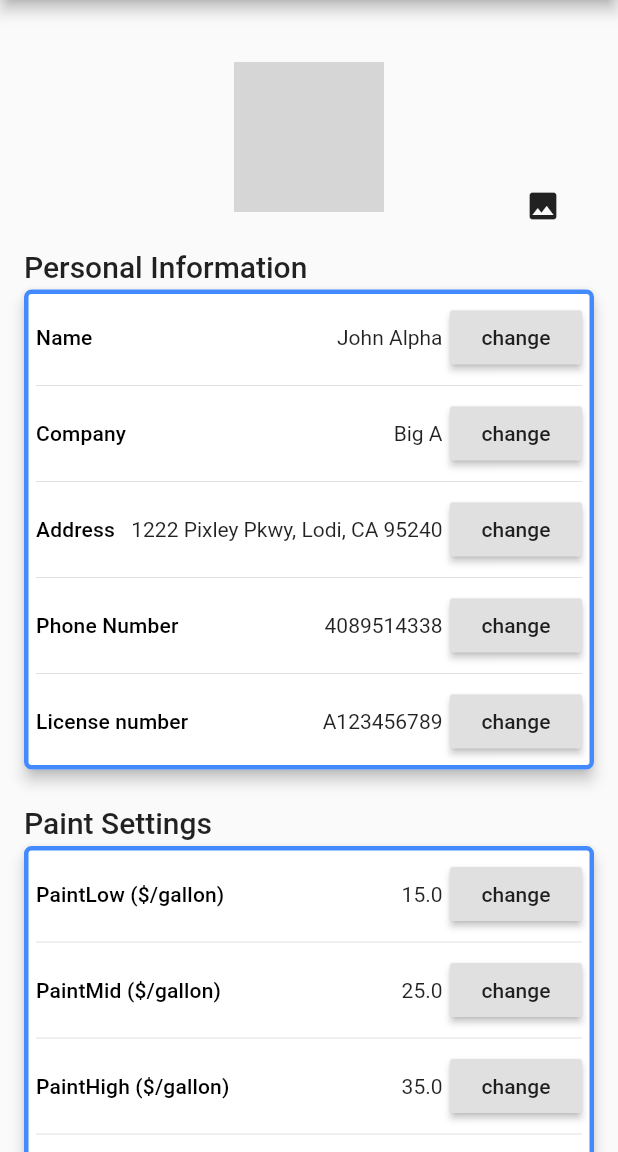
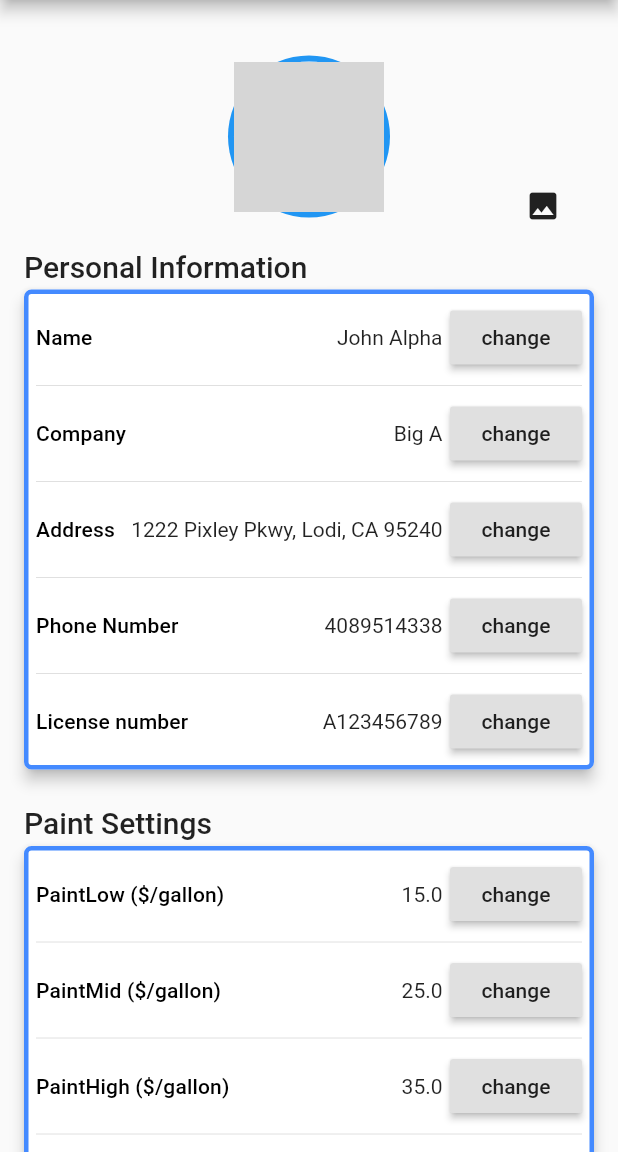
Before and after one commit to tpalecek1/project_estimator, a Flutter app: the UserSetting screen opened by its route, after a tap on the "photo" icon, on a phone screen of 412 x 824 dp, the part 84-1236 px from its top. Run offline on Flutter 3.47's test engine with Material 2 defaults, Android fonts, the phone set to English and light mode, and no system bars; our stand-ins replace cloud_firestore, cloud_functions, email_validator, firebase_auth, image_picker, permission_handler and 3 more; missing offline and left inert: flutter_progress_button; accounts and stored records are empty; network calls fail; grey boxes are pictures that could not be loaded.

Commit message:
update user setting, add permission handler

```diff
--- a/lib/screens/user_setting.dart
+++ b/lib/screens/user_setting.dart
@@ -1,21 +1,59 @@
+import 'dart:io';
 import 'package:flutter/material.dart';
+import 'package:image_picker/image_picker.dart';
 import 'package:project_estimator/models/paint_settings.dart';
 import 'package:project_estimator/models/user.dart';
 import 'package:project_estimator/services/auth.dart';
 import 'package:project_estimator/screens/signup_login.dart';
+import 'package:project_estimator/services/permission_manager.dart';
 
 String temp = 'https://firebasestorage.googleapis.com/v0/b/wasteagram-18a5f.appspot.com/o/2020-03-17%2005%3A24%3A38.249222?alt=media&token=514559cf-ad73-4692-8d22-7568a0f26089';
 //todo: reduce duplicate code that upadte values throught firebase
-class UserSetting extends StatelessWidget {
+class UserSetting extends StatefulWidget {
 
   static const routeName = 'user_setting';
+
+  @override
+  _UserSettingState createState() => _UserSettingState();
+}
+
+class _UserSettingState extends State<UserSetting> {
   final _auth = Auth();
+  File image;
+  BuildContext dialogContext;
+
+  void getImage() async {
+    if(await PermissionManager.checkAndRequestStoragePermissions()) {
+      showDialog( //progress hud I mentioned earlier, feel good
+        context: context,
+        barrierDismissible: false,
+        builder: (BuildContext context) {
+          dialogContext = context;
+          return Center(child: CircularProgressIndicator());
+      });
+      image = await ImagePicker.pickImage(source: ImageSource.gallery);
+      //-----------FirebaseStorage code reference from CS492------------------//
+      // StorageReference storageReference =
+      // FirebaseStorage.instance.ref().child(DateTime.now().toString());
+      // StorageUploadTask uploadTask = storageReference.putFile(image);
+      // await uploadTask.onComplete;
+      // final url = await storageReference.getDownloadURL();
+      //----------------------------------------------------------------------//
+      //---imitate backend process time for the image--------------------------//
+      await Future.delayed(Duration(seconds: 1), () {
+         Navigator.of(dialogContext).pop(); //pop out the progress hud
+      });
+      //-----------------------------------------------------------------------//
+      setState(() {});
+    }
+  }
 
   @override
   Widget build(BuildContext context) {
     //get faked data
     User user = User(name: 'John Alpha', company: 'Big A', address: '1222 Pixley Pkwy, Lodi, CA 95240', phoneNumber: '4089514338', licenseNumber: 'A123456789');
     PaintSettings paintSettings = PaintSettings();
+
     return Scaffold(
       appBar: AppBar(
         title: Text('User Settings'),
@@ -39,16 +77,21 @@ class UserSetting extends StatelessWidget {
                   children: [
                     Center(
                       child: CircleAvatar(
-                          backgroundColor: Colors.transparent,
-                          radius: 50.0,
-                          backgroundImage: NetworkImage(temp),
-                        ),
+                        backgroundColor: Colors.blue,
+                        radius: 54.0,
+                        child: CircleAvatar(
+                            backgroundColor: Colors.white,
+                            radius: 50.0,
+                            backgroundImage: image==null? NetworkImage(temp) : FileImage(image),
+                          ),
+                      ),
                     ),
                     Positioned(
                       bottom: 5,
                       right: 10,
                       child: IconButton(icon: Icon(Icons.photo), onPressed: (){
-                        //todo: choose a pic to save and put into image
+                        //choose a pic to save and put into image
+                        getImage();
                       })
                     )
                   ]
@@ -159,53 +202,6 @@ class _PersonInfoState extends State<PersonInfo> {
       ),
     );
   }
-  //-------------delete this segment after week 8 implement-------------------------//
-  // Widget getPersonInfoRow({@required String title, @required String content}) {
-  //   return Row(
-  //     children: [
-  //       Text(title, style: Theme.of(context).textTheme.subtitle),
-  //       SizedBox(width: 5),
-  //       Expanded(child: Container(alignment: Alignment.centerRight, child: Text(content, textAlign: TextAlign.right))),
-  //       SizedBox(width: 5),
-  //       RaisedButton(onPressed: (){
-  //         _showDialog(title, content);
-  //       }, child: Text('change'))
-  //     ],
-  //   );
-  // }
-  // _showDialog(String title, String content) {
-  //   showDialog(
-  //     context: context,
-  //     builder: (context) {
-  //       return AlertDialog(
-  //         content: TextFormField(
-  //           initialValue: content,
-  //           decoration: InputDecoration(
-  //             labelText: title, border: OutlineInputBorder()
-  //           ),
-  //           onSaved: (value) {
-  //             //todo
-  //           },
-  //         ),
-  //         actions: [
-  //           FlatButton(
-  //             onPressed: (){
-  //               Navigator.of(context).pop();
-  //             },
-  //             child: Text('Cancel')
-  //           ),
-  //           FlatButton(
-  //             onPressed: (){
-  //               //todo: update the data
-  //               Navigator.of(context).pop();
-  //             },
-  //             child: Text('Update')
-  //           ),
-  //         ],
-  //       );
-  //     }
-  //   );
-  // }
 }
 
 class PaintSettingBox extends StatefulWidget {
--- /dev/null
+++ b/lib/services/permission_manager.dart
@@ -0,0 +1,13 @@
+import 'package:permission_handler/permission_handler.dart';
+
+class PermissionManager {
+  static Future<bool> checkAndRequestStoragePermissions() async {
+    PermissionStatus permission = await Permission.storage.status;
+    if (permission != PermissionStatus.granted) {
+      final status = await Permission.storage.request();
+      return status == PermissionStatus.granted;
+    } else {
+      return true;
+    }
+  }
+}
--- a/pubspec.yaml
+++ b/pubspec.yaml
@@ -30,6 +30,8 @@ dependencies:
   cloud_functions: ^0.4.2+3
   photo_view: ^0.9.2
   transparent_image: ^1.0.0
+  image_picker: ^0.6.6+1
+  permission_handler: ^5.0.0+hotfix.5
 
 
 dev_dependencies:
```
Also changed, not shown: pubspec.lock.
